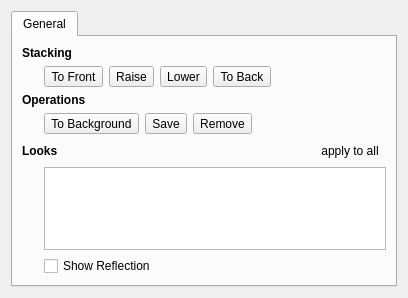
Old version of the form items/AbstractProperties.ui in the repository enricoros/fotowall.
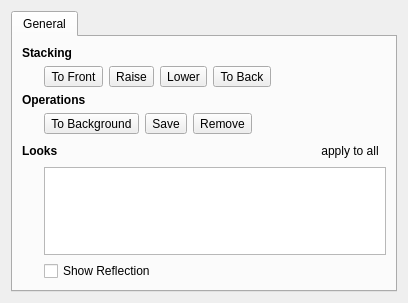
New version of the form. Icons and pictures are not drawn.

Patch:
```diff
--- a/items/AbstractProperties.ui
+++ b/items/AbstractProperties.ui
@@ -7,7 +7,7 @@
     <x>0</x>
     <y>0</y>
     <width>408</width>
-    <height>298</height>
+    <height>303</height>
    </rect>
   </property>
   <layout class="QVBoxLayout" name="verticalLayout_2">
@@ -264,7 +264,7 @@
            <property name="minimumSize">
             <size>
              <width>310</width>
-             <height>50</height>
+             <height>55</height>
             </size>
            </property>
            <property name="selectionBehavior">
```
Left out of the diff: 9 changed lines with no effect on the pictures.
